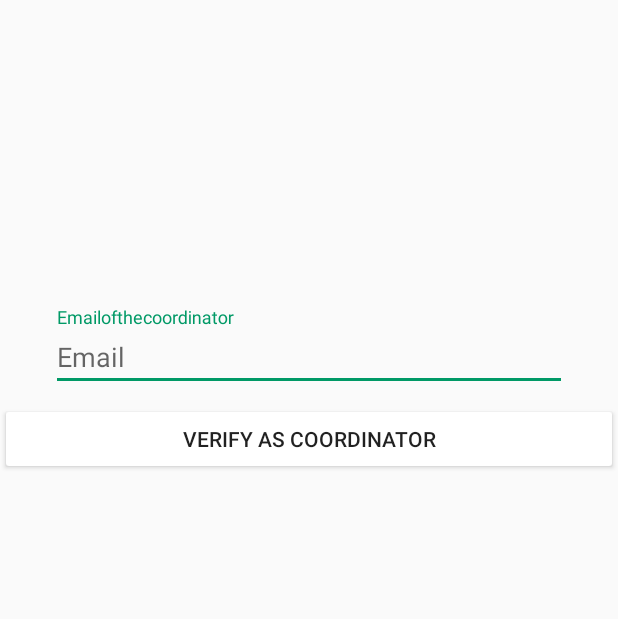
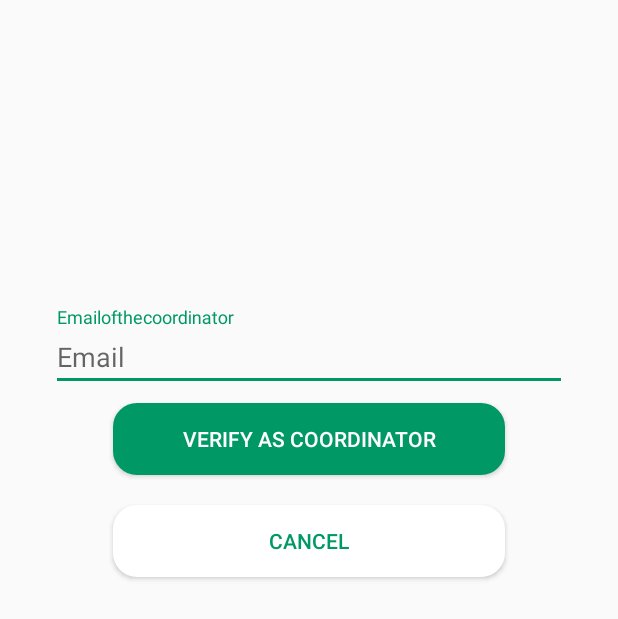
Before and after one commit to teknaS47/Persona, an Android app: the teacher_coordinator screen opened directly, with no data from a screen before it, on a phone screen of 412 x 824 dp. Shown: the top 619 px of the screen. Run offline under Robolectric (Android 15) with nearby library versions, the phone set to English and light mode, and no system bars; network calls fail.

Commit message:
9.1.2019 0001 Teacher can add coordinator sooner

```diff
--- a/app/src/main/java/com/mit/persona/pageDetails.java
+++ b/app/src/main/java/com/mit/persona/pageDetails.java
@@ -13,6 +13,7 @@ public class pageDetails {
     public static String reg_password;
     public static String reg_gender;
 
+    public static String entered_Email;
 
     public static String user_info;
     public static String entered_Password;
--- a/app/src/main/java/com/mit/persona/teacher_coordinator.java
+++ b/app/src/main/java/com/mit/persona/teacher_coordinator.java
@@ -1,6 +1,7 @@
 package com.mit.persona;
 
 import android.content.Context;
+import android.content.Intent;
 import android.graphics.Rect;
 import android.support.design.widget.TextInputEditText;
 import android.support.v7.app.AppCompatActivity;
@@ -18,18 +19,20 @@ public class teacher_coordinator extends AppCompatActivity {
     //private TextInputEditText t;
     private static Context mContext;
     static String email;
-
+    private TextInputEditText t;
     @Override
     protected void onCreate(Bundle savedInstanceState) {
         super.onCreate(savedInstanceState);
         setContentView(R.layout.activity_teacher_coordinator);
         mContext=this;
+        t = findViewById(R.id.add_coordinator_text_field);
     }
 
-    public void verify()
+    public void verify(View view)
     {
-        TextInputEditText t = findViewById(R.id.add_coordinator_text);
+
         email = t.getText().toString();
+        pageDetails.entered_Email = email;
         if(!email.isEmpty()) {
             try {
                 email = "http://139.59.82.57:5000/users?where={" + "\"email\"" + ":\"" + email + "\"}";
@@ -43,10 +46,12 @@ public class teacher_coordinator extends AppCompatActivity {
             toast.show();
             //Toast.makeText(getApplicationContext(),"Enter Password or email ID and try again",Toast.LENGTH_LONG).show();
         }
+    }
 
-
-
-
+    public void backToMain(View view){
+        Intent i = new Intent(mContext,Persona.class);
+        startActivity(i);
+        finish();
     }
     public static void addCoordinator()
     {
@@ -71,9 +76,9 @@ public class teacher_coordinator extends AppCompatActivity {
         //Log.d("fetched password is", "" + startIndex);
         //Log.d("fetched password is", "" + endIndex);
         Log.d("fetched Email is", "" + fetchedEmail);
-        Log.d("entered Email is", "" + pageDetails.reg_email);
+        Log.d("entered Email is", "" + email);
         try{
-            if(email.equals(fetchedEmail)==true){
+            if(pageDetails.entered_Email.equals(fetchedEmail)){
 
                 // TODO: 09-01-2019 Add functionality
 
@@ -90,6 +95,9 @@ public class teacher_coordinator extends AppCompatActivity {
             }}catch (Exception e){
             e.printStackTrace();
         }
+
+
+
     }
 
     @Override
--- a/app/src/main/res/layout/activity_teacher_coordinator.xml
+++ b/app/src/main/res/layout/activity_teacher_coordinator.xml
@@ -21,6 +21,7 @@
         app:layout_constraintTop_toTopOf="parent">
 
         <android.support.design.widget.TextInputEditText
+            android:id="@+id/add_coordinator_text_field"
             android:layout_width="match_parent"
             android:layout_height="wrap_content"
             android:hint="Email"
@@ -31,13 +32,34 @@
         android:id="@+id/add_coordinator_btn"
         android:layout_width="0dp"
         android:layout_height="wrap_content"
+        android:layout_marginStart="75dp"
         android:layout_marginTop="8dp"
-        android:backgroundTint="@color/colorText"
+        android:layout_marginEnd="75dp"
+        android:background="@drawable/shapecol"
+        android:backgroundTint="@color/colorPrimary"
+        android:onClick="verify"
         android:text="Verify as Coordinator"
+        android:textColor="@color/colorText"
         app:layout_constraintEnd_toEndOf="parent"
         app:layout_constraintHorizontal_bias="0.0"
         app:layout_constraintStart_toStartOf="parent"
-        app:layout_constraintTop_toBottomOf="@+id/add_coordinator_text"
-        android:onClick="verify"/>
+        app:layout_constraintTop_toBottomOf="@+id/add_coordinator_text" />
+
+    <Button
+        android:id="@+id/add_coordinator_btn2"
+        android:layout_width="0dp"
+        android:layout_height="wrap_content"
+        android:layout_marginStart="75dp"
+        android:layout_marginTop="20dp"
+        android:layout_marginEnd="75dp"
+        android:background="@drawable/shapecol"
+        android:backgroundTint="@color/colorText"
+        android:onClick="backToMain"
+        android:text="cancel"
+        android:textColor="@color/colorPrimary"
+        app:layout_constraintEnd_toEndOf="parent"
+        app:layout_constraintHorizontal_bias="0.0"
+        app:layout_constraintStart_toStartOf="parent"
+        app:layout_constraintTop_toBottomOf="@+id/add_coordinator_btn" />
 
 </android.support.constraint.ConstraintLayout>
```
Also changed, not shown: app/src/main/java/com/mit/persona/databaseOperations.java (+61 -12 lines), app/src/main/java/com/mit/persona/loginActivity.java (+8 -0 lines), app/src/main/res/layout/activity_login.xml (+18 -0 lines).
